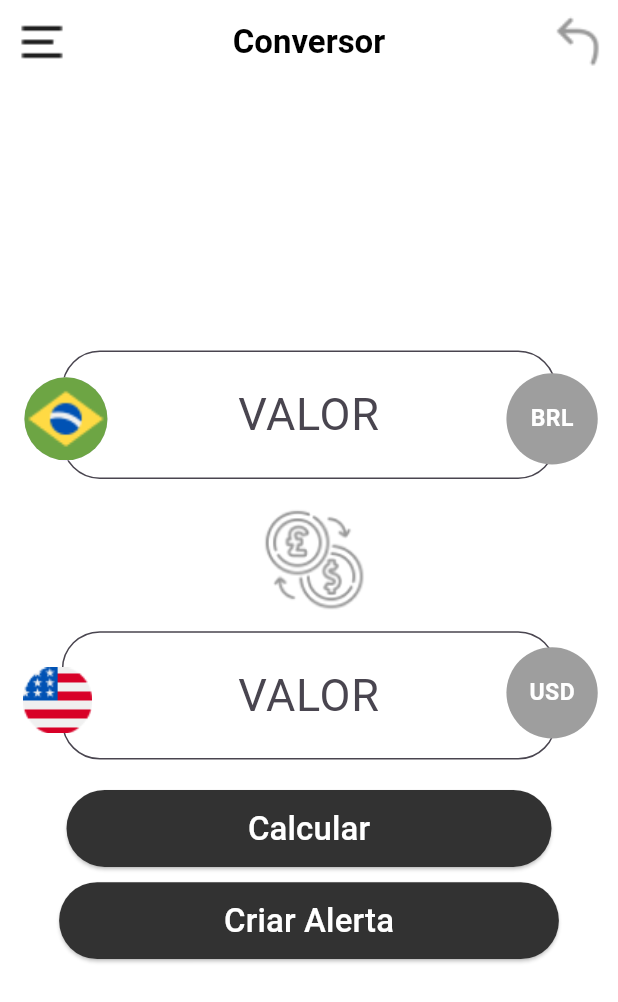
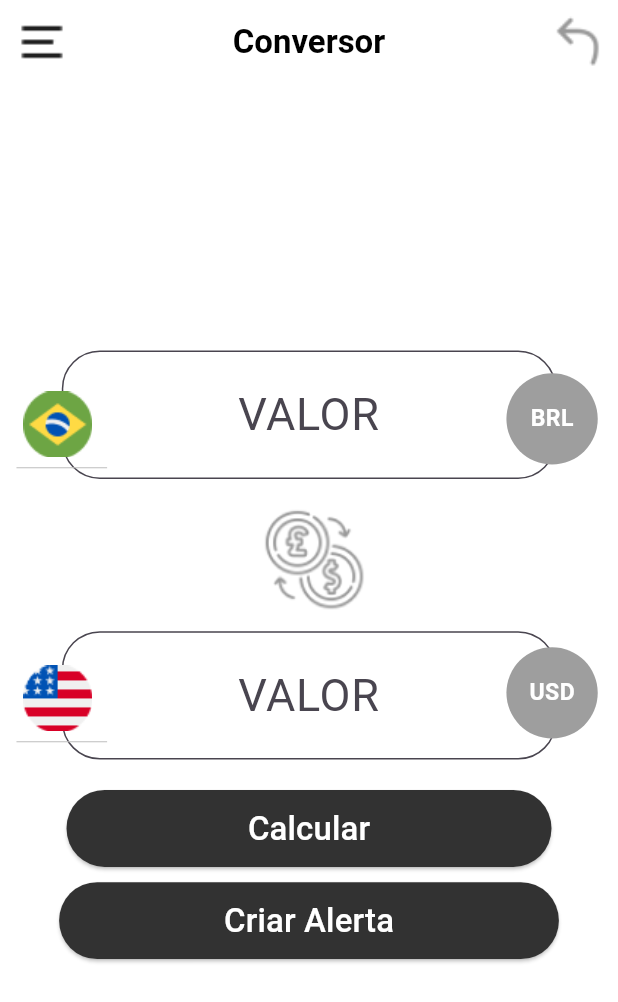
Before and after one commit to andre-luiz-aquino/chicomoedas, a Flutter app: the ConversorPage screen opened directly, after a tap on "Calcular", on a phone screen of 412 x 824 dp. Shown: the top 1002 px of the screen. Run offline on Flutter 3.47's test engine with Material 3 defaults, Android fonts, the light colour scheme and no system bars; our stand-ins replace flutter_screenutil, sqflite, syncfusion_flutter_charts; missing offline and left inert: mailer; accounts and stored records are empty; network calls fail.

Commit message:
Nova atualização

```diff
--- a/lib/views/conversor_page.dart
+++ b/lib/views/conversor_page.dart
@@ -39,10 +39,23 @@ class _ConversorPageState extends State<ConversorPage> {
   bool _showAlertModal = false;
   double _alertValue = 0;
 
-  String _selectedCurrency = 'USD';
+  String _selectedCurrency1 = 'BRL';
+  String _selectedCurrency2 = 'USD';
   bool _isFetching = false;
 
-  final List<Map<String, String>> _currencies = [
+  final List<Map<String, String>> _currencies1 = [
+    {'code': 'BRL', 'name': 'Real', 'image': 'assets/br.png'},
+    {'code': 'USD', 'name': 'Dólar Americano', 'image': 'assets/usa.png'},
+    {'code': 'AUD', 'name': 'Dólar Australiano', 'image': 'assets/aud.jpeg'},
+    {
+      'code': 'ARS',
+      'name': 'Pesos Argentinos',
+      'image': 'assets/argentina.jpeg'
+    }
+  ];
+
+  final List<Map<String, String>> _currencies2 = [
+    {'code': 'BRL', 'name': 'Real', 'image': 'assets/br.png'},
     {'code': 'USD', 'name': 'Dólar Americano', 'image': 'assets/usa.png'},
     {'code': 'AUD', 'name': 'Dólar Australiano', 'image': 'assets/aud.jpeg'},
     {
@@ -60,11 +73,10 @@ class _ConversorPageState extends State<ConversorPage> {
     _loadUsuario();
     _startTimer();
     _getUsuarioLogado();
-
   }
 
   Future<void> _startBackgroundService() async {
-    await BackgroundService().start(_alertValue,usuarioLogado.email);
+    await BackgroundService().start(_alertValue, usuarioLogado.email);
   }
 
   Future<void> _loadUsuario() async {
@@ -88,8 +100,8 @@ class _ConversorPageState extends State<ConversorPage> {
       _isFetching = true;
     });
     try {
-      final rate =
-          await CurrencyConverter().getExchangeRate('BRL', _selectedCurrency);
+      final rate = await CurrencyConverter()
+          .getExchangeRate(_selectedCurrency1, _selectedCurrency2);
       setState(() {
         _exchangeRate = rate;
       });
@@ -115,7 +127,7 @@ class _ConversorPageState extends State<ConversorPage> {
         _convertedValue = value * _exchangeRate!;
       });
 
-      dbHelper.insertHistorico(value, _selectedCurrency);
+      dbHelper.insertHistorico(value, _selectedCurrency2);
     }
   }
 
@@ -163,12 +175,11 @@ class _ConversorPageState extends State<ConversorPage> {
       if (_cotaAtual != null && _cotaAtual! == _alertValue && !_emailSent) {
         _sendEmail();
         _emailSent = true;
-        timer.cancel(); // Cancela o timer de 1 minuto
+        timer.cancel();
 
         // Inicia o timer de 10 minutos
         _timer = Timer.periodic(interval10Minutes, (timer) {
-          _timer
-              ?.cancel(); // Cancela o timer de 10 minutos antes de iniciar um novo
+          _timer?.cancel();
 
           // Inicia novamente o timer de 1 minuto
           _startTimer();
@@ -261,9 +272,9 @@ class _ConversorPageState extends State<ConversorPage> {
   Future<void> _logout(BuildContext context) async {
     final dbHelper = DatabaseUser();
     usuarioLogado = (await dbHelper.getLogado())!;
-    if (usuarioLogado != null) {
+
       await dbHelper.updateLogado(usuarioLogado.nomeUsuario, false);
-    }
+
 
     Navigator.pushAndRemoveUntil(
       context,
@@ -423,18 +434,56 @@ class _ConversorPageState extends State<ConversorPage> {
                   ),
                 ),
                 Positioned(
-                  top: 190.h,
+                  top: 200.h,
                   left: 10.w,
                   child: Container(
-                    width: 60.w,
+                    width: 55.w,
                     height: 60.h,
-                    padding: EdgeInsets.all(2.5.w),
                     decoration: const BoxDecoration(
                       shape: BoxShape.circle,
                     ),
-                    child: CircleAvatar(
-                      radius: 40.r,
-                      backgroundImage: const AssetImage("assets/br.png"),
+                    child: DropdownButton<String>(
+                      value: _selectedCurrency1,
+                      icon:
+                          const Icon(Icons.arrow_downward, color: Colors.white),
+                      iconSize: 0,
+                      elevation: 16,
+                      dropdownColor: Colors.transparent,
+                      onChanged: (String? newValue1) async {
+                        setState(() {
+                          _selectedCurrency1 = newValue1!;
+                        });
+
+                        if (_selectedCurrency1 == _selectedCurrency2) {
+                          _selectedCurrency2 = _currencies2.firstWhere(
+                              (currency) =>
+                                  currency['code'] !=
+                                  _selectedCurrency1)['code']!;
+                          setState(() {
+                            _selectedCurrency2 = _selectedCurrency2;
+                          });
+                        }
+
+                        _calcularConversao();
+                      },
+                      items: _currencies1.map<DropdownMenuItem<String>>(
+                        (Map<String, String> currency1) {
+                          return DropdownMenuItem<String>(
+                            value: currency1['code'],
+                            child: Row(
+                              children: [
+                                ClipOval(
+                                  child: Image.asset(
+                                    currency1['image']!,
+                                    width: 50.w,
+                                    height: 50.h,
+                                  ),
+                                ),
+                              ],
+                            ),
+                          );
+                        },
+                      ).toList(),
                     ),
                   ),
                 ),
@@ -451,7 +500,8 @@ class _ConversorPageState extends State<ConversorPage> {
                     ),
                     child: Center(
                       child: Text(
-                        'BRL',
+                        _currencies1.firstWhere((currency) =>
+                            currency['code'] == _selectedCurrency1)['code']!,
                         style: TextStyle(
                           color: Colors.white,
                           fontSize: 14.sp,
@@ -462,39 +512,49 @@ class _ConversorPageState extends State<ConversorPage> {
                   ),
                 ),
                 Positioned(
-                  top: 365.h,
+                  top: 380.h,
                   left: 10.w,
                   child: Container(
-                    width: 80.w,
-                    height: 80.h,
+                    width: 55.w,
+                    height: 60.h,
                     decoration: const BoxDecoration(
                       shape: BoxShape.circle,
                     ),
-                    child: DropdownButtonHideUnderline(
                     child: DropdownButton<String>(
-                        value: _selectedCurrency,
+                      value: _selectedCurrency2,
                       icon:
-                            const Icon(Icons.arrow_downward, color: Colors.red),
+                          const Icon(Icons.arrow_downward, color: Colors.white),
                       iconSize: 0,
                       elevation: 16,
                       dropdownColor: Colors.transparent,
-                        onChanged: (String? newValue) async {
+                      onChanged: (String? newValue2) async {
                         setState(() {
-                            _selectedCurrency = newValue!;
-                            _exchangeRate = null;
-                            _convertedValue = null;
+                          _selectedCurrency2 = newValue2!;
                         });
+
+                        // Verifica se o valor selecionado em _selectedCurrency2 é igual ao valor atual de _selectedCurrency1
+                        if (_selectedCurrency2 == _selectedCurrency1) {
+                          // Escolhe automaticamente um valor diferente para _selectedCurrency1
+                          _selectedCurrency1 = _currencies1.firstWhere(
+                              (currency) =>
+                                  currency['code'] !=
+                                  _selectedCurrency2)['code']!;
+                          setState(() {
+                            _selectedCurrency1 = _selectedCurrency1;
+                          });
+                        }
+
                         _calcularConversao();
                       },
-                        items: _currencies.map<DropdownMenuItem<String>>(
-                            (Map<String, String> currency) {
+                      items: _currencies2.map<DropdownMenuItem<String>>(
+                        (Map<String, String> currency2) {
                           return DropdownMenuItem<String>(
-                            value: currency['code'],
+                            value: currency2['code'],
                             child: Row(
                               children: [
                                 ClipOval(
                                   child: Image.asset(
-                                    currency['image']!,
+                                    currency2['image']!,
                                     width: 50.w,
                                     height: 50.h,
                                   ),
@@ -502,8 +562,8 @@ class _ConversorPageState extends State<ConversorPage> {
                               ],
                             ),
                           );
-                        }).toList(),
-                      ),
+                        },
+                      ).toList(),
                     ),
                   ),
                 ),
@@ -520,8 +580,8 @@ class _ConversorPageState extends State<ConversorPage> {
                     ),
                     child: Center(
                       child: Text(
-                        _currencies.firstWhere((currency) =>
-                            currency['code'] == _selectedCurrency)['code']!,
+                        _currencies2.firstWhere((currency) =>
+                            currency['code'] == _selectedCurrency2)['code']!,
                         style: TextStyle(
                           color: Colors.white,
                           fontSize: 14.sp,
```
Lines whose indentation alone changed are shown as unchanged.
